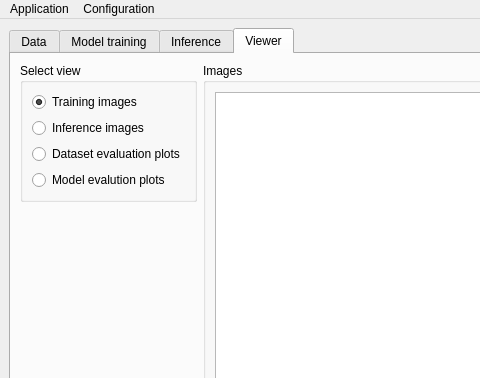
This is FEXT/app/assets/window_layout.ui in CTCycle/FEXT-Autoencoder as Qt 5 draws it before an edit; both pictures show x 0 to 480 and y 0 to 378 of the 1165 by 850 pixel window. The edited form follows.
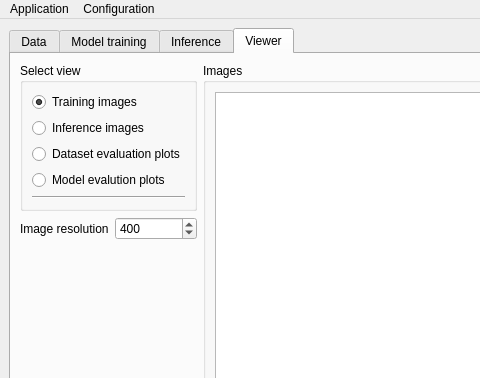
This is the edited form. The open tabs and pages were chosen to show the change.

```diff
--- a/FEXT/app/assets/window_layout.ui
+++ b/FEXT/app/assets/window_layout.ui
@@ -992,7 +992,7 @@
        <attribute name="title">
         <string>Viewer</string>
        </attribute>
-       <layout class="QHBoxLayout" name="horizontalLayout_7">
+       <layout class="QHBoxLayout" name="horizontalLayout_19">
         <item>
          <layout class="QVBoxLayout" name="verticalLayout_4">
           <item>
@@ -1041,9 +1041,37 @@
                </property>
               </widget>
              </item>
+             <item>
+              <widget class="Line" name="line">
+               <property name="orientation">
+                <enum>Qt::Orientation::Horizontal</enum>
+               </property>
+              </widget>
+             </item>
             </layout>
            </widget>
           </item>
+          <item>
+           <layout class="QHBoxLayout" name="horizontalLayout_7">
+            <item>
+             <widget class="QLabel" name="DPILabel">
+              <property name="text">
+               <string>Image resolution</string>
+              </property>
+             </widget>
+            </item>
+            <item>
+             <widget class="QSpinBox" name="imageDPI">
+              <property name="maximum">
+               <number>4096</number>
+              </property>
+              <property name="value">
+               <number>400</number>
+              </property>
+             </widget>
+            </item>
+           </layout>
+          </item>
           <item>
            <spacer name="verticalSpacer_10">
             <property name="orientation">
```
